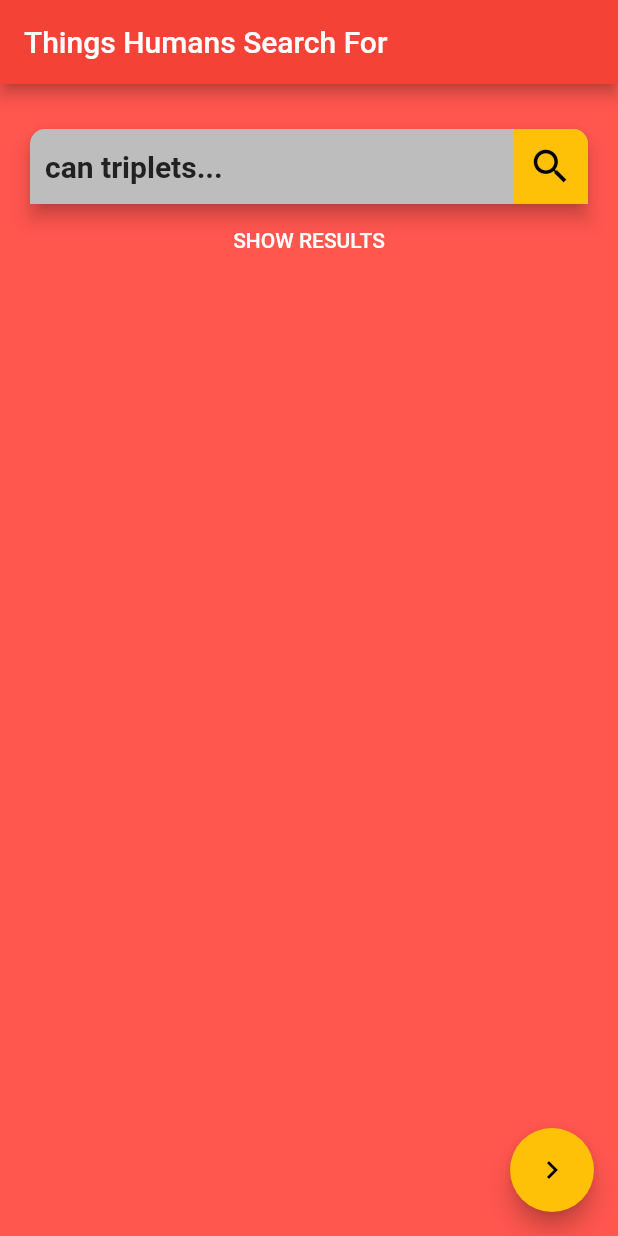
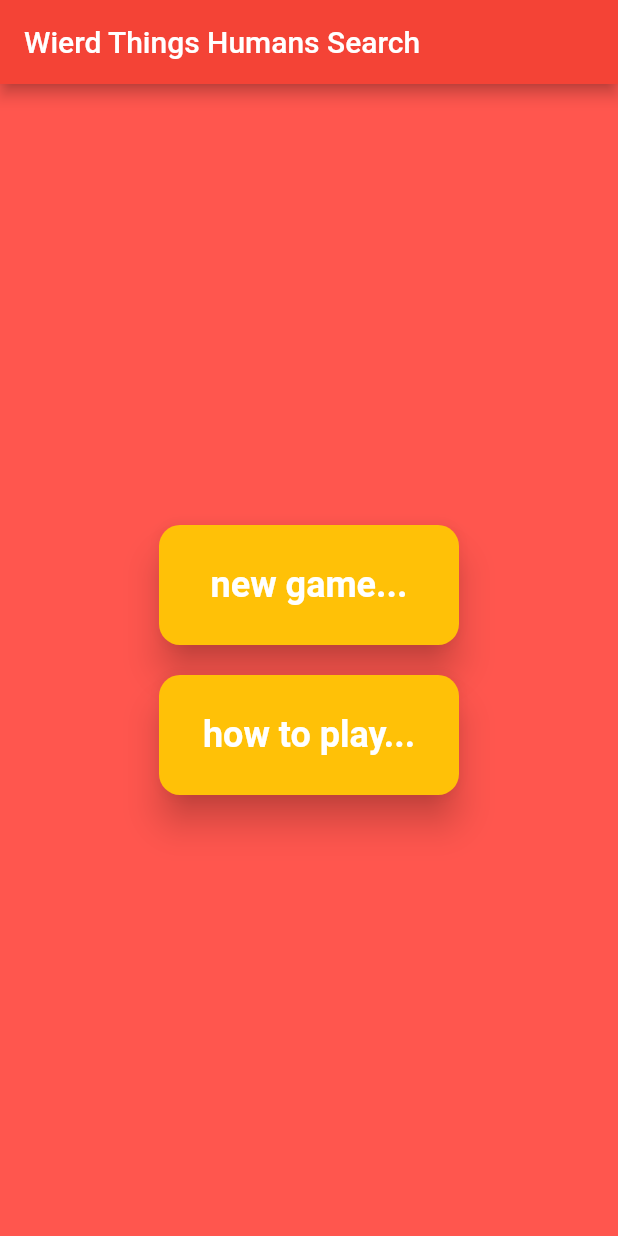
Before and after one commit to syntaxFrror/humansSearchFor, a Flutter app: the screen it shows after launch, on a phone screen of 412 x 824 dp. Run offline on Flutter 3.47's test engine with Material 2 defaults, Android fonts, the phone set to English and light mode, and no system bars.

Commit message:
added more cards and started on main menu

```diff
--- a/lib/cardsData.dart
+++ /dev/null
@@ -1,42 +0,0 @@
-import 'card.dart';
-
-List<SearchCard> listOfCards = [
-  SearchCard(initialSearch: 'horror films about...', mostPopularSearches: [
-    'social media',
-    'dolls',
-    'possesions',
-    'witches',
-    'caves',
-    'nuns',
-    'mirrors',
-    'deamons',
-    'spiders',
-    'love'
-  ]),
-  SearchCard(initialSearch: 'can triplets...', mostPopularSearches: [
-    'be identical',
-    'happen naturally',
-    'have triplets',
-    'have different fathers',
-    'be different genders',
-    'sleep in the same crib',
-    'be twins',
-    'be conjoined',
-    'be concived at different times',
-    'have the same DNA'
-  ]),
-  SearchCard(
-      initialSearch: 'is there a job where you get paid to...',
-      mostPopularSearches: [
-        'sleep',
-        'travel',
-        'watch tv',
-        'read',
-        'eat',
-        'play video games',
-        'do nothing',
-        'smoke weed',
-        'pop pimples',
-        'queue'
-      ]),
-];
--- /dev/null
+++ b/lib/main_menu_button.dart
@@ -0,0 +1,26 @@
+import 'package:flutter/material.dart';
+
+class ButtonMainMenu extends StatelessWidget {
+  final String buttonName;
+  final Function onPressed;
+
+  ButtonMainMenu({@required this.buttonName, this.onPressed});
+
+  @override
+  Widget build(BuildContext context) {
+    return RawMaterialButton(
+      child: Text(
+        buttonName,
+        style: TextStyle(fontSize: 24.0, fontWeight: FontWeight.bold),
+      ),
+      onPressed: onPressed,
+      elevation: 10.0,
+      constraints: BoxConstraints.tightFor(
+        height: 80.0,
+        width: 200.0,
+      ),
+      shape: RoundedRectangleBorder(borderRadius: BorderRadius.circular(14.0)),
+      fillColor: Color(0xffFFC107),
+    );
+  }
+}
--- /dev/null
+++ b/lib/screens/how_to_play.dart
@@ -0,0 +1,13 @@
+import 'package:flutter/material.dart';
+
+class HowToPlay extends StatelessWidget {
+  @override
+  Widget build(BuildContext context) {
+    return Scaffold(
+      appBar: AppBar(
+        title: Text('How To Play'),
+      ),
+      body: Text('Instructions how to play the game.'),
+    );
+  }
+}
--- a/lib/screens/main_menu.dart
+++ b/lib/screens/main_menu.dart
@@ -1,114 +1,47 @@
 import 'package:flutter/material.dart';
-import 'package:things_humans_google/cardsData.dart';
-import 'dart:math';
+import 'new_game.dart';
+import 'how_to_play.dart';
+import 'package:things_humans_google/main_menu_button.dart';
 
-class MainMenu extends StatefulWidget {
-  @override
-  _MainMenuState createState() => _MainMenuState();
-}
-
-class _MainMenuState extends State<MainMenu> {
-  int cardNumber = Random().nextInt(listOfCards.length);
-  bool isAnswersVisable = false;
-
+class MainMenu extends StatelessWidget {
   @override
   Widget build(BuildContext context) {
     return Scaffold(
-      floatingActionButton: FloatingActionButton(
-        onPressed: () {
-          setState(() {
-            cardNumber = Random().nextInt(listOfCards.length);
-            isAnswersVisable = false;
-            print(cardNumber);
-          });
-        },
-        child: Icon(Icons.navigate_next),
+      appBar: AppBar(
+        title: Text('Wierd Things Humans Search'),
       ),
-      appBar: AppBar(
-        backgroundColor: Colors.red,
-        title: Text(
-          'Things Humans Search For',
-          style: TextStyle(color: Colors.white),
-        ),
-      ),
-      body: Padding(
-        padding: const EdgeInsets.fromLTRB(20.0, 30.0, 20.0, 0.0),
+      body: Center(
         child: Column(
-          crossAxisAlignment: CrossAxisAlignment.stretch,
+          mainAxisAlignment: MainAxisAlignment.center,
           children: [
-            Material(
-              color: Colors.grey[400],
-              elevation: 5.0,
-              borderRadius: BorderRadius.only(
-                topLeft: Radius.circular(10.0),
-                topRight: Radius.circular(10.0),
-              ),
-              child: Row(
-                children: [
-                  Expanded(
-                    child: Padding(
-                      padding: const EdgeInsets.only(left: 10),
-                      child: Text(
-                        listOfCards[cardNumber].initialSearch,
-                        style: TextStyle(
-                          fontSize: 20.0,
-                          color: Color(0xff212121),
-                          fontWeight: FontWeight.bold,
-                        ),
-                      ),
-                    ),
+            ButtonMainMenu(
+              buttonName: 'new game...',
+              onPressed: () {
+                Navigator.push(
+                  context,
+                  MaterialPageRoute(
+                    builder: (context) {
+                      return NewGame();
+                    },
                   ),
-                  Material(
-                    borderRadius: BorderRadius.only(
-                      topRight: Radius.circular(10.0),
-                    ),
-                    color: Color(0xffFFC107),
-                    child: Padding(
-                      padding: const EdgeInsets.all(10.0),
-                      child: Icon(
-                        Icons.search,
-                        size: 30.0,
-                        color: Colors.black,
-                      ),
-                    ),
+                );
+              },
+            ),
+            SizedBox(
+              height: 20.0,
+            ),
+            ButtonMainMenu(
+              buttonName: 'how to play...',
+              onPressed: () {
+                Navigator.push(
+                  context,
+                  MaterialPageRoute(
+                    builder: (context) {
+                      return HowToPlay();
+                    },
                   ),
-                ],
-              ),
-            ),
-            Visibility(
-              visible: !isAnswersVisable,
-              child: FlatButton(
-                child: Text('SHOW RESULTS'),
-                onPressed: () {
-                  setState(() {
-                    isAnswersVisable = !isAnswersVisable;
-                  });
-                },
-              ),
-            ),
-            Visibility(
-              visible: isAnswersVisable,
-              child: Material(
-                elevation: 5.0,
-                borderRadius: BorderRadius.only(
-                  bottomLeft: Radius.circular(20.0),
-                  bottomRight: Radius.circular(20.0),
-                ),
-                color: Colors.white,
-                child: Padding(
-                  padding: const EdgeInsets.all(10),
-                  child: ListView.builder(
-                      shrinkWrap: true,
-                      itemCount:
-                          listOfCards[cardNumber].mostPopularSearches.length,
-                      itemBuilder: (context, i) {
-                        return Text(
-                          listOfCards[cardNumber].mostPopularSearches[i],
-                          style: TextStyle(color: Colors.black, fontSize: 20.0),
-                        );
-                      }),
-                ),
-              ),
+                );
+              },
             ),
           ],
         ),
```
Also changed, not shown: lib/cards_data.dart (added, +289 -0 lines), lib/screens/new_game.dart (added, +118 -0 lines).
